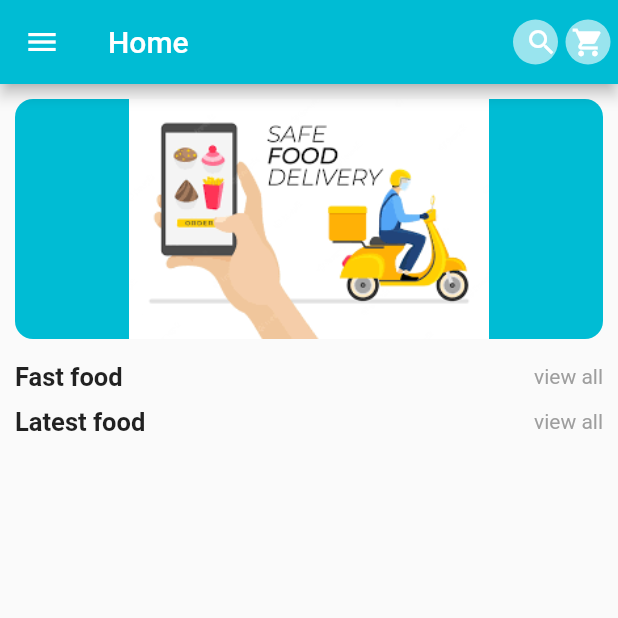
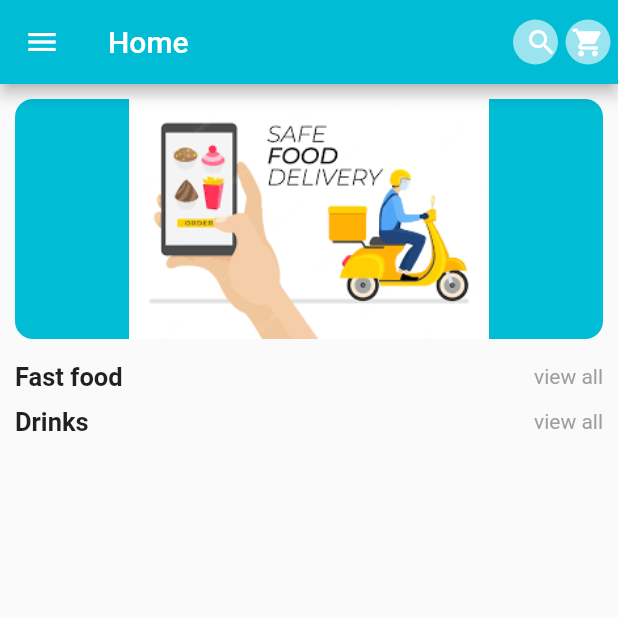
Before and after one commit to mayssamalwaraa/Thunder, a Flutter app: the HomeScreen screen opened directly, on a phone screen of 412 x 824 dp, the top half of it. Run offline on Flutter 3.47's test engine with Material 2 defaults, Android fonts, the phone set to English and light mode, and no system bars; our stand-ins replace cloud_firestore, firebase_auth, firebase_core, flutter_signin_button, google_sign_in; accounts and stored records are empty.

Commit message:
add Drinks

```diff
--- a/lib/providers/product_provider.dart
+++ b/lib/providers/product_provider.dart
@@ -3,8 +3,10 @@ import 'package:flutter/cupertino.dart';
 import 'package:foodapp/model/product_model.dart';
 
 class ProductProvider with ChangeNotifier{
+  ProductModle? productModle;
+  //fast food
   List<ProductModle> fastfoodlist = [];
-  ProductModle? productModle;
+
 
   fetchfoodproductdata() async{
     List<ProductModle> newlist = [];
@@ -25,4 +27,27 @@ class ProductProvider with ChangeNotifier{
   List<ProductModle> get getfoodproductdata{
     return fastfoodlist;
   }
+  ///Drinks
+   List<ProductModle> drinklist = [];
+
+
+  fetchdrinkproductdata() async{
+    List<ProductModle> newlist = [];
+   QuerySnapshot value = await  FirebaseFirestore.instance.collection("drink").get();
+   value.docs.forEach(
+     (element) {
+       productModle = ProductModle(
+         productImage: element.get("productImage"),
+         productName: element.get("productName"),
+         productPrice: element.get("productPrice")
+       );
+       newlist.add(productModle as ProductModle);
+      },
+      );
+      drinklist = newlist;
+      notifyListeners();
+  }
+  List<ProductModle> get getdrinkproductdata{
+    return drinklist;
+  }
 }
--- a/lib/screens/home/home_screen.dart
+++ b/lib/screens/home/home_screen.dart
@@ -22,6 +22,7 @@ class _HomeScreenState extends State<HomeScreen> {
     super.initState();
     ProductProvider productProvider = Provider.of(context , listen: false);
     productProvider.fetchfoodproductdata();
+    productProvider.fetchdrinkproductdata();
 
 
   }
@@ -147,7 +148,7 @@ class _HomeScreenState extends State<HomeScreen> {
               mainAxisAlignment: MainAxisAlignment.spaceBetween,
               children: [
                 Text(
-                  'Latest food',
+                  'Drinks',
                   style: TextStyle(
                     fontSize: 17.0,
                     fontWeight: FontWeight.bold,
@@ -163,7 +164,21 @@ class _HomeScreenState extends State<HomeScreen> {
          SingleChildScrollView(
             scrollDirection: Axis.horizontal,
             child: Row(
-              children: [
+              children: productProvider.getdrinkproductdata.map(
+                (e) => SingleProduct(
+                  productName:e.productName as String ,
+                  productImage:e.productImage as String ,
+                  productPrice: e.productPrice as int,
+                  ontap: (){
+                    Navigator.of(context).push(
+                      MaterialPageRoute(builder: (context)=>ProductOverView(
+                        productName:e.productName as String,
+                        productImage:e.productImage as String,
+                        productPrice: e.productPrice as int,)));
+                  }
+                ),).toList() as List<Widget>
+
+              // children: [
                 // SingleProduct(
                 //   productName:'potato' ,
                 //   productImage:'images/potato.png' ,
@@ -189,7 +204,7 @@ class _HomeScreenState extends State<HomeScreen> {
                 //   productImage:'images/potato.png' ,
                 //   ontap: (){}
                 // ),
-              ],
+              // ],
             ),
           ),
 
```
Also changed, not shown: images/cococola.jpg (added), images/pepsi.jpg (added), images/sevenup.jpg (added).
